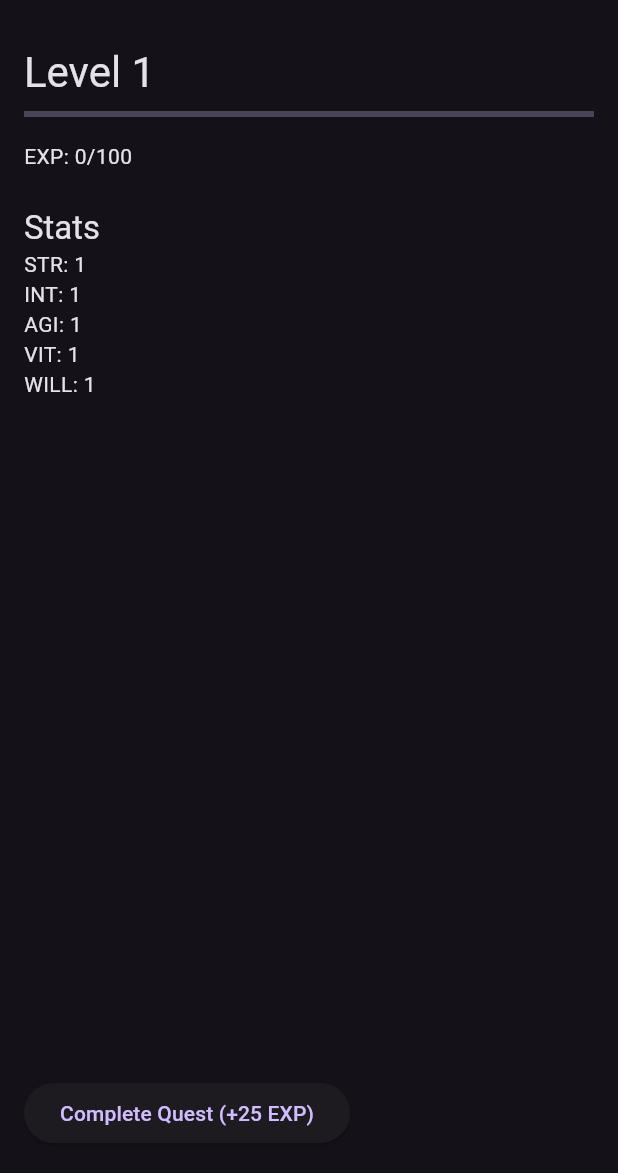
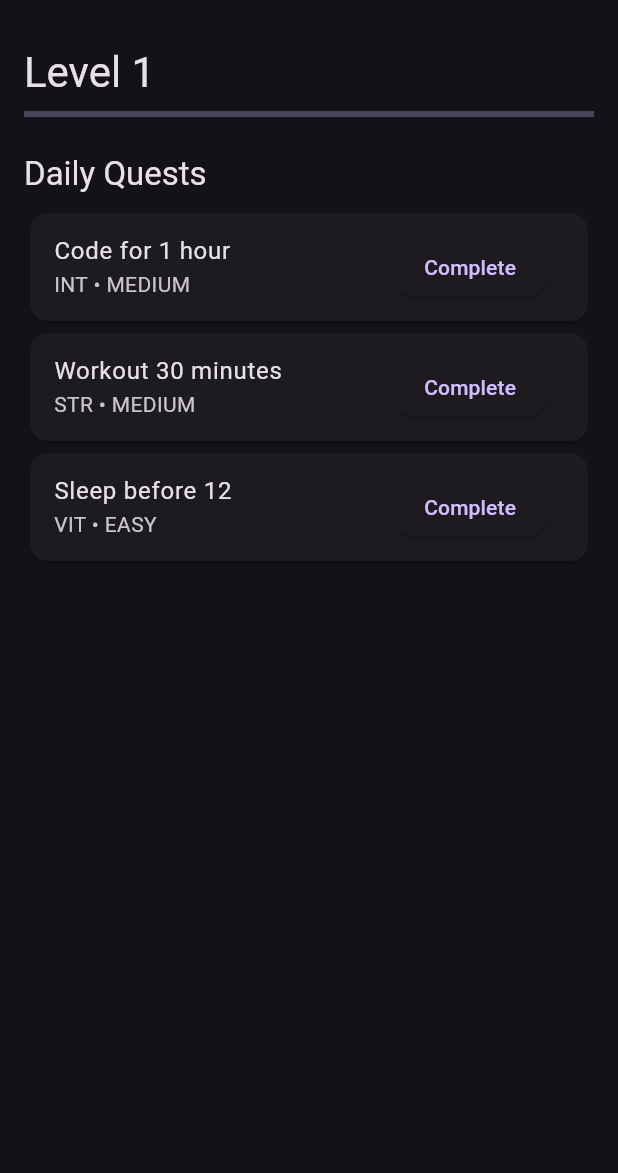
Before and after one commit to shreyuu/Statveil, a Flutter app: the screen it shows after launch, on a phone screen of 412 x 824 dp, the part 63-1236 px from its top. Run offline on Flutter 3.47's test engine with Material 3 defaults, Android fonts, the phone set to English and light mode, and no system bars.

Commit message:
feat: Add quest management system with daily quests and experience handling

```diff
--- a/lib/features/dashboard/dashboard_screen.dart
+++ b/lib/features/dashboard/dashboard_screen.dart
@@ -1,5 +1,8 @@
 import 'package:flutter/material.dart';
 import '../../models/hunter.dart';
+import '../../services/exp_service.dart';
+import '../quests/quest_model.dart';
+import '../quests/quest_service.dart';
 
 class DashboardScreen extends StatefulWidget {
   const DashboardScreen({super.key});
@@ -10,10 +13,22 @@ class DashboardScreen extends StatefulWidget {
 
 class _DashboardScreenState extends State<DashboardScreen> {
   final Hunter hunter = Hunter();
+  late List<Quest> dailyQuests;
 
-  void _completeQuest() {
+  @override
+  void initState() {
+    super.initState();
+    dailyQuests = QuestService.getDailyQuests();
+  }
+
+  void completeQuest(Quest quest) {
+    if (quest.completed) return;
+
+    final exp = ExpService.expForDifficulty(quest.difficulty);
+
     setState(() {
-      hunter.gainExp(25); // Medium task simulation
+      quest.completed = true;
+      hunter.gainExp(exp, quest.stat);
     });
   }
 
@@ -30,29 +45,39 @@ class _DashboardScreenState extends State<DashboardScreen> {
               'Level ${hunter.level}',
               style: Theme.of(context).textTheme.headlineMedium,
             ),
+
             const SizedBox(height: 8),
-
             LinearProgressIndicator(
               value: hunter.currentExp / hunter.expToNextLevel,
             ),
 
-            const SizedBox(height: 16),
-            Text('EXP: ${hunter.currentExp}/${hunter.expToNextLevel}'),
+            const SizedBox(height: 24),
+            Text('Daily Quests', style: Theme.of(context).textTheme.titleLarge),
 
-            const SizedBox(height: 24),
-            Text('Stats', style: Theme.of(context).textTheme.titleLarge),
+            const SizedBox(height: 8),
 
-            Text('STR: ${hunter.str}'),
-            Text('INT: ${hunter.intStat}'),
-            Text('AGI: ${hunter.agi}'),
-            Text('VIT: ${hunter.vit}'),
-            Text('WILL: ${hunter.will}'),
+            Expanded(
+              child: ListView.builder(
+                itemCount: dailyQuests.length,
+                itemBuilder: (context, index) {
+                  final quest = dailyQuests[index];
 
-            const Spacer(),
-
-            ElevatedButton(
-              onPressed: _completeQuest,
-              child: const Text('Complete Quest (+25 EXP)'),
+                  return Card(
+                    child: ListTile(
+                      title: Text(quest.title),
+                      subtitle: Text(
+                        '${quest.stat} • ${quest.difficulty.name.toUpperCase()}',
+                      ),
+                      trailing: quest.completed
+                          ? const Icon(Icons.check, color: Colors.green)
+                          : ElevatedButton(
+                              onPressed: () => completeQuest(quest),
+                              child: const Text('Complete'),
+                            ),
+                    ),
+                  );
+                },
+              ),
             ),
           ],
         ),
--- /dev/null
+++ b/lib/features/quests/quest_model.dart
@@ -0,0 +1,21 @@
+enum QuestType { daily, side, boss }
+
+enum Difficulty { easy, medium, hard, boss }
+
+class Quest {
+  final String id;
+  final String title;
+  final QuestType type;
+  final Difficulty difficulty;
+  final String stat; // STR, INT, AGI, etc.
+  bool completed;
+
+  Quest({
+    required this.id,
+    required this.title,
+    required this.type,
+    required this.difficulty,
+    required this.stat,
+    this.completed = false,
+  });
+}
--- /dev/null
+++ b/lib/features/quests/quest_service.dart
@@ -0,0 +1,29 @@
+import 'quest_model.dart';
+
+class QuestService {
+  static List<Quest> getDailyQuests() {
+    return [
+      Quest(
+        id: 'q1',
+        title: 'Code for 1 hour',
+        type: QuestType.daily,
+        difficulty: Difficulty.medium,
+        stat: 'INT',
+      ),
+      Quest(
+        id: 'q2',
+        title: 'Workout 30 minutes',
+        type: QuestType.daily,
+        difficulty: Difficulty.medium,
+        stat: 'STR',
+      ),
+      Quest(
+        id: 'q3',
+        title: 'Sleep before 12',
+        type: QuestType.daily,
+        difficulty: Difficulty.easy,
+        stat: 'VIT',
+      ),
+    ];
+  }
+}
```
Also changed, not shown: lib/models/hunter.dart (+19 -1 lines), lib/services/exp_service.dart (+7 -7 lines).
